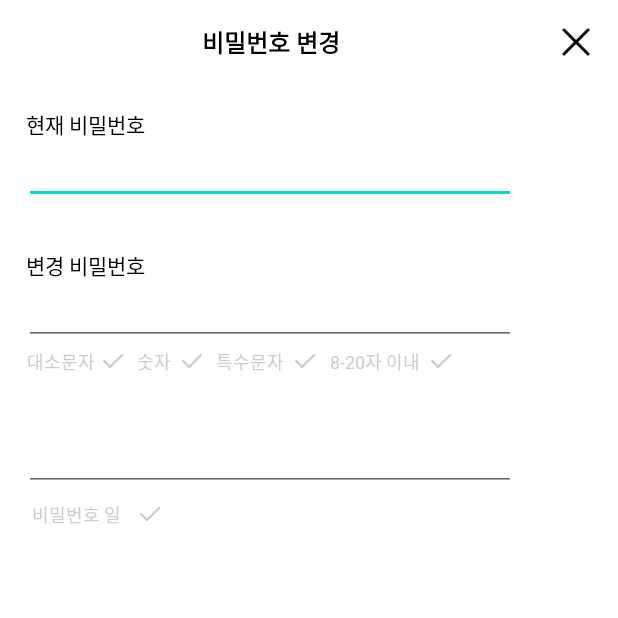
After one commit to Daon-UMC-5th/Android, an Android app: the PasswordchangeActivity screen opened directly, with no data from a screen before it, on a phone screen of 412 x 824 dp, the top half of it. The commit adds this screen. Run offline under Robolectric (Android 15) with nearby library versions, the phone set to English and light mode, and no system bars.

Commit message:
비밀번호 변경 텍스트 색상 변경 완료

```diff
--- a/app/src/main/AndroidManifest.xml
+++ b/app/src/main/AndroidManifest.xml
@@ -11,6 +11,12 @@
         android:supportsRtl="true"
         android:theme="@style/Theme.Mypage2"
         tools:targetApi="31">
+        <activity
+            android:name=".PasswordchangeActivity"
+            android:exported="false" />
+        <activity
+            android:name=".AccessActivity"
+            android:exported="false" />
         <activity
             android:name=".Edit_ProfileActivity"
             android:exported="false" />
--- /dev/null
+++ b/app/src/main/java/com/example/mypage2/PasswordchangeActivity.kt
@@ -0,0 +1,115 @@
+package com.example.mypage2
+
+import android.graphics.Color
+import androidx.appcompat.app.AppCompatActivity
+import android.os.Bundle
+import android.text.Editable
+import android.text.TextWatcher
+import androidx.core.content.ContentProviderCompat.requireContext
+import androidx.core.content.ContextCompat
+import com.example.mypage2.databinding.ActivityAccessBinding
+import com.example.mypage2.databinding.ActivityPasswordchangeBinding
+
+class PasswordchangeActivity : AppCompatActivity() {
+    private lateinit var binding: ActivityPasswordchangeBinding
+
+    val colorConditionMet = Color.parseColor("#4CAF50")
+    val colorConditionNotMet = Color.parseColor("#CCCCCC")
+    val imageConditionNotMet = R.drawable.check_off
+    val imageConditionMet = R.drawable.check_on
+
+    private var passwordInput1: String = ""
+    private var passwordInput2: String = ""
+
+    override fun onCreate(savedInstanceState: Bundle?) {
+        super.onCreate(savedInstanceState)
+        binding = ActivityPasswordchangeBinding.inflate(layoutInflater)
+        setContentView(binding.root)
+
+        binding.passwordBack.setOnClickListener {
+            onBackPressedDispatcher.onBackPressed()
+        }
+
+        passwordInput1 = binding.passwordAgain.text.toString()
+        passwordInput2 = binding.editPassword.text.toString()
+
+        binding.upper.setTextColor(colorConditionNotMet)
+        binding.special.setTextColor(colorConditionNotMet)
+        binding.length.setTextColor(colorConditionNotMet)
+        binding.number.setTextColor(colorConditionNotMet)
+
+        binding.upperIm.setImageResource(imageConditionNotMet)
+        binding.specialIm.setImageResource(imageConditionNotMet)
+        binding.lengthIm.setImageResource(imageConditionNotMet)
+        binding.numberIm.setImageResource(imageConditionNotMet)
+
+        binding.textSame.setTextColor(colorConditionNotMet)
+        binding.textSameCheck.setImageResource(imageConditionNotMet)
+
+        binding.editPassword.addTextChangedListener(object : TextWatcher {
+            override fun beforeTextChanged(charSequence: CharSequence?, start: Int, count: Int, after: Int) {
+                // 입력 전에 수행할 작업
+            }
+
+            override fun onTextChanged(charSequence: CharSequence?, start: Int, before: Int, count: Int) {
+                // 텍스트가 변경될 때 수행할 작업
+            }
+
+            override fun afterTextChanged(editable: Editable?) {
+                // 입력 후에 수행할 작업
+                val userInput = editable.toString()
+                passwordInput2 = editable.toString()
+
+                // 대문자 입력 여부 확인
+                val hasUpperCase = userInput.any { it.isUpperCase() }
+
+                // 특수문자 입력 여부 확인
+                val hasSpecialCharacter = userInput.any { !it.isLetterOrDigit() }
+
+                // 길이 확인 (8에서 20글자 사이)
+                val isLengthValid = userInput.length in 8..20
+
+                // 숫자 입력 여부 확인
+                val hasNumber = userInput.any { it.isDigit() }
+
+                binding.upper.setTextColor(if (hasUpperCase) colorConditionMet else colorConditionNotMet)
+                binding.special.setTextColor(if (hasSpecialCharacter) colorConditionMet else colorConditionNotMet)
+                binding.length.setTextColor(if (isLengthValid) colorConditionMet else colorConditionNotMet)
+                binding.number.setTextColor(if (hasNumber) colorConditionMet else colorConditionNotMet)
+
+                binding.upperIm.setImageResource(if (hasUpperCase) imageConditionMet else imageConditionNotMet)
+                binding.specialIm.setImageResource(if (hasSpecialCharacter) imageConditionMet else imageConditionNotMet)
+                binding.lengthIm.setImageResource(if (isLengthValid) imageConditionMet else imageConditionNotMet)
+                binding.numberIm.setImageResource(if (hasNumber) imageConditionMet else imageConditionNotMet)
+
+            }
+        })
+        binding.passwordAgain.addTextChangedListener(object : TextWatcher {
+            override fun beforeTextChanged(charSequence: CharSequence?, start: Int, count: Int, after: Int) {
+                // 입력 전에 수행할 작업
+            }
+
+            override fun onTextChanged(charSequence: CharSequence?, start: Int, before: Int, count: Int) {
+                // 텍스트가 변경될 때 수행할 작업
+            }
+
+            override fun afterTextChanged(editable: Editable?) {
+                // 입력 후에 수행할 작업
+                passwordInput1 = editable.toString() // passwordInput2에 텍스트 저장
+
+                // 비밀번호 일치 여부 확인
+                checkPasswordMatch()
+            }
+        })
+    }
+
+    private fun checkPasswordMatch() {
+        if (passwordInput1 == passwordInput2) {
+            binding.textSame.setTextColor(colorConditionMet)
+            binding.textSameCheck.setImageResource(imageConditionMet)
+        } else {
+            binding.textSame.setTextColor(colorConditionNotMet)
+            binding.textSameCheck.setImageResource(imageConditionNotMet)
+        }
+    }
+}
--- a/app/src/main/java/com/example/mypage2/RulesFragment.kt
+++ b/app/src/main/java/com/example/mypage2/RulesFragment.kt
@@ -2,13 +2,11 @@ package com.example.mypage2
 
 import android.graphics.Color
 import android.os.Bundle
-import androidx.fragment.app.Fragment
 import android.view.LayoutInflater
 import android.view.View
 import android.view.ViewGroup
 import android.widget.Button
-import androidx.core.content.ContextCompat
-import com.example.mypage2.databinding.FragmentAccessBinding
+import androidx.fragment.app.Fragment
 import com.example.mypage2.databinding.FragmentRulesBinding
 
 
--- a/app/src/main/res/layout/fragment_access.xml
+++ b/app/src/main/res/layout/activity_access.xml
@@ -1,5 +1,5 @@
 <?xml version="1.0" encoding="utf-8"?>
-<FrameLayout xmlns:android="http://schemas.android.com/apk/res/android"
+<androidx.constraintlayout.widget.ConstraintLayout xmlns:android="http://schemas.android.com/apk/res/android"
     xmlns:tools="http://schemas.android.com/tools"
     android:layout_width="match_parent"
     android:layout_height="match_parent"
@@ -123,4 +123,4 @@
         android:text="회원탈퇴"
         android:textColor="#757575"/>
 
-</FrameLayout>
+</androidx.constraintlayout.widget.ConstraintLayout>
--- /dev/null
+++ b/app/src/main/res/layout/activity_passwordchange.xml
@@ -0,0 +1,208 @@
+<?xml version="1.0" encoding="utf-8"?>
+<androidx.constraintlayout.widget.ConstraintLayout xmlns:android="http://schemas.android.com/apk/res/android"
+    xmlns:tools="http://schemas.android.com/tools"
+    android:layout_width="match_parent"
+    android:layout_height="match_parent"
+    xmlns:app="http://schemas.android.com/apk/res-auto"
+    tools:context=".PasswordchangeFragment">
+
+    <TextView
+        android:layout_width="137dp"
+        android:layout_height="24dp"
+        android:textSize="16sp"
+        android:text="비밀번호 변경"
+        android:layout_marginStart="112dp"
+        android:layout_marginTop="16dp"
+        android:textStyle="bold"
+        android:gravity="center"
+        android:textColor="@color/black"
+        app:layout_constraintStart_toStartOf="parent"
+        app:layout_constraintTop_toTopOf="parent"
+        tools:ignore="MissingConstraints" />
+
+    <ImageView
+        android:id="@+id/password_back"
+        android:layout_width="24dp"
+        android:layout_height="24dp"
+        android:src="@drawable/cancel"
+        android:layout_marginEnd="16dp"
+        android:layout_marginTop="16dp"
+        app:layout_constraintEnd_toEndOf="parent"
+        app:layout_constraintTop_toTopOf="parent"
+        android:contentDescription="TODO" />
+
+    <TextView
+        android:layout_width="82dp"
+        android:layout_height="20dp"
+        android:textSize="14sp"
+        android:text="현재 비밀번호"
+        android:layout_marginStart="16dp"
+        android:layout_marginTop="72dp"
+        android:gravity="center"
+        android:textColor="@color/black"
+        app:layout_constraintStart_toStartOf="parent"
+        app:layout_constraintTop_toTopOf="parent"
+        tools:ignore="MissingConstraints" />
+
+    <EditText
+        android:layout_width="328dp"
+        android:layout_height="44dp"
+        android:layout_marginStart="16dp"
+        android:layout_marginTop="92dp"
+        android:inputType="textPassword|textCapCharacters"
+        app:layout_constraintStart_toStartOf="parent"
+        app:layout_constraintTop_toTopOf="parent"
+        android:importantForAutofill="no"
+        tools:ignore="LabelFor" />
+
+    <TextView
+        android:layout_width="82dp"
+        android:layout_height="20dp"
+        android:textSize="14sp"
+        android:text="변경 비밀번호"
+        android:layout_marginStart="16dp"
+        android:layout_marginTop="166dp"
+        android:gravity="center"
+        android:textColor="@color/black"
+        app:layout_constraintStart_toStartOf="parent"
+        app:layout_constraintTop_toTopOf="parent"
+        tools:ignore="MissingConstraints" />
+
+    <EditText
+        android:id="@+id/edit_password"
+        android:layout_width="328dp"
+        android:layout_height="44dp"
+        android:layout_marginStart="16dp"
+        android:layout_marginTop="186dp"
+        android:inputType="textPassword|textCapCharacters"
+        app:layout_constraintStart_toStartOf="parent"
+        app:layout_constraintTop_toTopOf="parent"
+        android:importantForAutofill="no"
+        tools:ignore="LabelFor" />
+
+    <TextView
+        android:id="@+id/upper"
+        android:layout_width="45dp"
+        android:layout_height="16dp"
+        android:textSize="12sp"
+        android:text="대소문자"
+        android:layout_marginStart="18dp"
+        android:layout_marginTop="232dp"
+        android:gravity="center"
+        android:textColor="#4CAF50"
+        app:layout_constraintStart_toStartOf="parent"
+        app:layout_constraintTop_toTopOf="parent"
+        tools:ignore="MissingConstraints" />
+    <ImageView
+        android:id="@+id/upper_im"
+        android:layout_width="16dp"
+        android:layout_height="16dp"
+        android:src="@drawable/check_on"
+        android:layout_marginStart="67dp"
+        android:layout_marginTop="232dp"
+        app:layout_constraintStart_toStartOf="parent"
+        app:layout_constraintTop_toTopOf="parent"/>
+
+    <TextView
+        android:id="@+id/number"
+        android:layout_width="23dp"
+        android:layout_height="16dp"
+        android:textSize="12sp"
+        android:text="숫자"
+        android:layout_marginStart="91dp"
+        android:layout_marginTop="232dp"
+        android:gravity="center"
+        android:textColor="#4CAF50"
+        app:layout_constraintStart_toStartOf="parent"
+        app:layout_constraintTop_toTopOf="parent"
+        tools:ignore="MissingConstraints" />
+    <ImageView
+        android:id="@+id/number_im"
+        android:layout_width="16dp"
+        android:layout_height="16dp"
+        android:src="@drawable/check_on"
+        android:layout_marginStart="120dp"
+        android:layout_marginTop="232dp"
+        app:layout_constraintStart_toStartOf="parent"
+        app:layout_constraintTop_toTopOf="parent"/>
+    <TextView
+        android:id="@+id/special"
+        android:layout_width="45dp"
+        android:layout_height="16dp"
+        android:textSize="12sp"
+        android:text="특수문자"
+        android:layout_marginStart="144dp"
+        android:layout_marginTop="232dp"
+        android:gravity="center"
+        android:textColor="#4CAF50"
+        app:layout_constraintStart_toStartOf="parent"
+        app:layout_constraintTop_toTopOf="parent"
+        tools:ignore="MissingConstraints" />
+    <ImageView
+        android:id="@+id/special_im"
+        android:layout_width="16dp"
+        android:layout_height="16dp"
+        android:src="@drawable/check_on"
+        android:layout_marginStart="195dp"
+        android:layout_marginTop="232dp"
+        app:layout_constraintStart_toStartOf="parent"
+        app:layout_constraintTop_toTopOf="parent"/>
+    <TextView
+        android:id="@+id/length"
+        android:layout_width="61dp"
+        android:layout_height="16dp"
+        android:textSize="12sp"
+        android:text="8-20자 이내"
+        android:layout_marginStart="219dp"
+        android:layout_marginTop="232dp"
+        android:gravity="center"
+        android:textColor="#4CAF50"
+        app:layout_constraintStart_toStartOf="parent"
+        app:layout_constraintTop_toTopOf="parent"
+        tools:ignore="MissingConstraints" />
+    <ImageView
+        android:id="@+id/length_im"
+        android:layout_width="16dp"
+        android:layout_height="16dp"
+        android:src="@drawable/check_on"
+        android:layout_marginStart="286dp"
+        android:layout_marginTop="232dp"
+        app:layout_constraintStart_toStartOf="parent"
+        app:layout_constraintTop_toTopOf="parent"/>
+
+    <EditText
+        android:id="@+id/password_again"
+        android:layout_width="328dp"
+        android:layout_height="44dp"
+        android:layout_marginStart="16dp"
+        android:layout_marginTop="283dp"
+        android:inputType="textPassword|textCapCharacters"
+        app:layout_constraintStart_toStartOf="parent"
+        app:layout_constraintTop_toTopOf="parent"
+        android:importantForAutofill="no"
+        tools:ignore="LabelFor" />
+
+    <TextView
+        android:id="@+id/text_same"
+        android:layout_width="70dp"
+        android:layout_height="16dp"
+        android:textSize="12sp"
+        android:text="비밀번호 일치"
+        android:layout_marginStart="16dp"
+        android:layout_marginTop="334dp"
+        android:gravity="center"
+        android:textColor="#4CAF50"
+        app:layout_constraintStart_toStartOf="parent"
+        app:layout_constraintTop_toTopOf="parent"
+        tools:ignore="MissingConstraints" />
+    <ImageView
+        android:id="@+id/text_same_check"
+        android:layout_width="16dp"
+        android:layout_height="16dp"
+        android:src="@drawable/check_on"
+        android:layout_marginStart="92dp"
+        android:layout_marginTop="334dp"
+        app:layout_constraintStart_toStartOf="parent"
+        app:layout_constraintTop_toTopOf="parent"/>
+
+</androidx.constraintlayout.widget.ConstraintLayout>
```
Also changed, not shown: app/src/main/java/com/example/mypage2/AccessActivity.kt (added, +24 -0 lines), app/src/main/java/com/example/mypage2/AccessFragment.kt (deleted, +0 -35 lines), app/src/main/java/com/example/mypage2/MypageFragment.kt (+4 -5 lines), app/src/main/java/com/example/mypage2/PasswordchangeFragment.kt (deleted, +0 -28 lines), app/src/main/res/layout/fragment_passwordchange.xml (deleted, +0 -106 lines), app/src/main/res/drawable/check_off.png (added), app/src/main/res/drawable/check_on.png (added).
